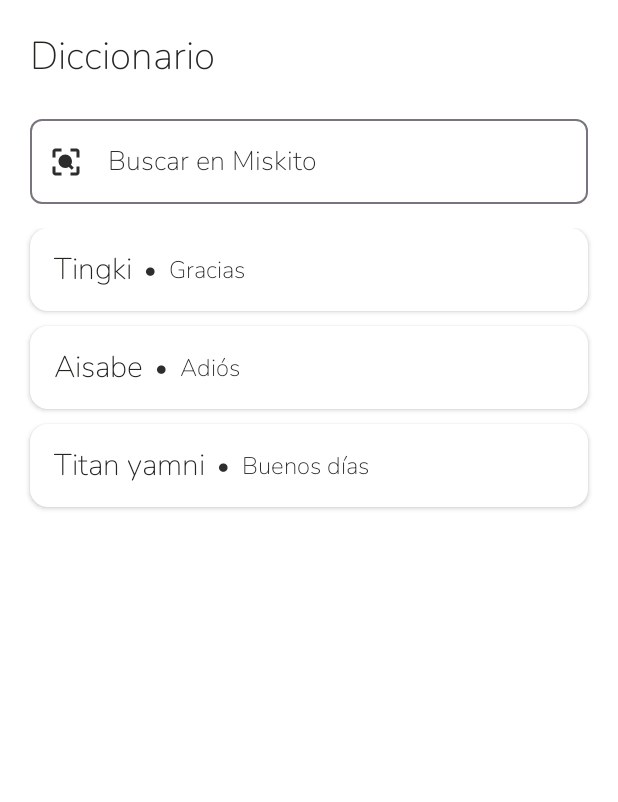
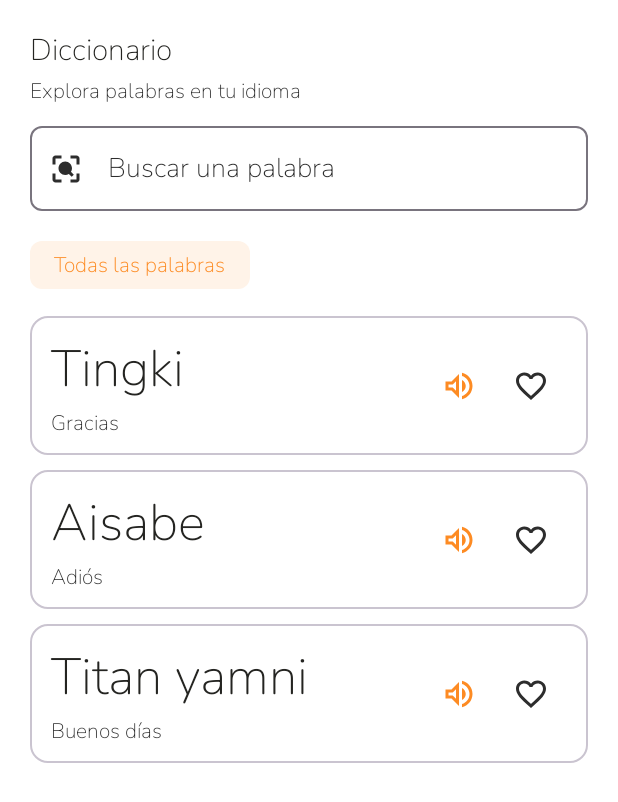
Before and after one commit to CarlosFigueroaPicado/Aikukisna, an Android app built with Jetpack Compose: the @Preview function DictionaryScreenContenidoPreview, on a phone screen of 412 x 824 dp. Shown: the top 802 px of the screen. Run offline under Robolectric (Android 15) with nearby library versions, the light colour scheme and no system bars; our stand-ins replace Dagger/Hilt's generated code; Roboto replaces fonts that are not available here.

Commit message:
feat: busqueda paginada y con debounce en el diccionario

```diff
--- a/app/src/main/java/com/aikukisna/app/presentacion/pantallas/Dictionaryscreen.kt
+++ b/app/src/main/java/com/aikukisna/app/presentacion/pantallas/Dictionaryscreen.kt
@@ -1,6 +1,8 @@
 package com.aikukisna.app.presentacion.pantallas
 
 import androidx.compose.foundation.background
+import androidx.compose.foundation.border
+import androidx.compose.foundation.clickable
 import androidx.compose.foundation.layout.Arrangement
 import androidx.compose.foundation.layout.Column
 import androidx.compose.foundation.layout.PaddingValues
@@ -12,13 +14,22 @@ import androidx.compose.foundation.layout.height
 import androidx.compose.foundation.layout.padding
 import androidx.compose.foundation.lazy.LazyColumn
 import androidx.compose.foundation.lazy.items
+import androidx.compose.foundation.lazy.rememberLazyListState
 import androidx.compose.foundation.shape.RoundedCornerShape
 import androidx.compose.material3.Card
 import androidx.compose.material3.CardDefaults
 import androidx.compose.material3.CircularProgressIndicator
+import androidx.compose.material3.FilterChip
+import androidx.compose.material3.FilterChipDefaults
+import androidx.compose.material3.Icon
+import androidx.compose.material3.IconButton
 import androidx.compose.material3.MaterialTheme
 import androidx.compose.material3.Text
+import androidx.compose.material.icons.Icons
+import androidx.compose.material.icons.outlined.FavoriteBorder
+import androidx.compose.material.icons.outlined.VolumeUp
 import androidx.compose.runtime.Composable
+import androidx.compose.runtime.LaunchedEffect
 import androidx.compose.ui.Alignment
 import androidx.compose.ui.Modifier
 import androidx.compose.ui.tooling.preview.Preview
@@ -30,51 +41,80 @@ import com.aikukisna.app.presentacion.componentes.InputStyle
 import com.aikukisna.app.presentacion.viewmodel.DictionaryViewModel
 import com.aikukisna.app.presentacion.viewmodel.PalabraConTraduccion
 import com.aikukisna.app.ui.theme.AikukisnaTheme
+import com.aikukisna.app.ui.theme.BrandSubtle
+import com.aikukisna.app.ui.theme.OrangePrimary
 
 @Composable
 fun DictionaryScreen(
-    viewModel: DictionaryViewModel
+    viewModel: DictionaryViewModel,
+    onAbrirDetalle: (Int) -> Unit = {}
 ) {
     DictionaryScreenContenido(
         query = viewModel.query,
+        idiomaNombre = viewModel.idiomaNombre,
         onQueryChange = viewModel::onQueryChange,
         isLoading = viewModel.isLoading,
+        cargandoMas = viewModel.cargandoMas,
+        hayMasResultados = viewModel.hayMasResultados,
         errorMessage = viewModel.errorMessage,
-        resultados = viewModel.resultados
+        resultados = viewModel.resultados,
+        onAbrirDetalle = onAbrirDetalle,
+        onCargarMas = viewModel::cargarMas
     )
 }
 
 @Composable
 private fun DictionaryScreenContenido(
     query: String,
+    idiomaNombre: String = "tu idioma",
     onQueryChange: (String) -> Unit,
     isLoading: Boolean,
+    cargandoMas: Boolean = false,
+    hayMasResultados: Boolean = true,
     errorMessage: String?,
-    resultados: List<PalabraConTraduccion>
+    resultados: List<PalabraConTraduccion>,
+    onAbrirDetalle: (Int) -> Unit,
+    onCargarMas: () -> Unit = {}
 ) {
+    val listaState = rememberLazyListState()
+
     Column(
         modifier = Modifier
             .fillMaxSize()
             .background(MaterialTheme.colorScheme.background)
             .padding(20.dp)
     ) {
-        Text(
-            text = "Diccionario",
-            style = MaterialTheme.typography.titleSmall,
-            color = MaterialTheme.colorScheme.onBackground
-        )
+        Text(text = "Diccionario", style = MaterialTheme.typography.headlineSmall,
+            color = MaterialTheme.colorScheme.onBackground)
+        Text(text = "Explora palabras en $idiomaNombre", style = MaterialTheme.typography.bodySmall,
+            color = MaterialTheme.colorScheme.onSurfaceVariant, modifier = Modifier.padding(top = 4.dp))
 
-        Spacer(modifier = Modifier.height(16.dp))
+        Spacer(modifier = Modifier.height(14.dp))
 
         AikukisnaTextField(
             value = query,
             onValueChange = onQueryChange,
-            label = "Buscar en Miskito",
+            placeholder = "Buscar una palabra",
             style = InputStyle.Outlined,
             leadingIcon = R.drawable.search
         )
 
-        Spacer(modifier = Modifier.height(16.dp))
+        Spacer(modifier = Modifier.height(12.dp))
+        FilterChip(
+            selected = true,
+            onClick = {},
+            label = { Text("Todas las palabras") },
+            colors = FilterChipDefaults.filterChipColors(
+                selectedContainerColor = BrandSubtle,
+                selectedLabelColor = OrangePrimary
+            ),
+            border = FilterChipDefaults.filterChipBorder(
+                enabled = true,
+                selected = true,
+                borderColor = OrangePrimary
+            )
+        )
+        Spacer(modifier = Modifier.height(10.dp))
 
         when {
             isLoading -> {
@@ -101,11 +141,28 @@ private fun DictionaryScreenContenido(
             }
             else -> {
                 LazyColumn(
+                    state = listaState,
                     verticalArrangement = Arrangement.spacedBy(10.dp),
                     contentPadding = PaddingValues(bottom = 24.dp)
                 ) {
                     items(resultados) { item ->
-                        PalabraItem(item)
+                        PalabraItem(item, onClick = { if (item.id != 0) onAbrirDetalle(item.id) })
+                    }
+                    if (hayMasResultados) {
+                        item {
+                            if (cargandoMas) {
+                                Row(
+                                    modifier = Modifier.fillMaxWidth(),
+                                    horizontalArrangement = Arrangement.Center
+                                ) {
+                                    CircularProgressIndicator()
+                                }
+                            } else {
+                                LaunchedEffect(resultados.size) {
+                                    onCargarMas()
+                                }
+                            }
+                        }
                     }
                 }
             }
@@ -114,34 +171,40 @@ private fun DictionaryScreenContenido(
 }
 
 @Composable
-private fun PalabraItem(item: PalabraConTraduccion) {
+private fun PalabraItem(item: PalabraConTraduccion, onClick: () -> Unit) {
     Card(
-        modifier = Modifier.fillMaxWidth(),
+        modifier = Modifier.fillMaxWidth().then(
+            if (item.id != 0) Modifier.clickable(onClick = onClick) else Modifier
+        ),
         shape = RoundedCornerShape(12.dp),
         colors = CardDefaults.cardColors(containerColor = MaterialTheme.colorScheme.surface),
-        elevation = CardDefaults.cardElevation(defaultElevation = 2.dp)
+        elevation = CardDefaults.cardElevation(defaultElevation = 0.dp),
+        border = androidx.compose.foundation.BorderStroke(1.dp, MaterialTheme.colorScheme.outlineVariant)
     ) {
         Row(
             modifier = Modifier
                 .fillMaxWidth()
-                .padding(horizontal = 16.dp, vertical = 14.dp),
+                .padding(horizontal = 14.dp, vertical = 12.dp),
             verticalAlignment = Alignment.CenterVertically
         ) {
-            Column(modifier = Modifier.fillMaxWidth()) {
-                Row(verticalAlignment = Alignment.CenterVertically) {
+            Column(modifier = Modifier.weight(1f)) {
                     Text(
                         text = item.texto,
-                        style = MaterialTheme.typography.headlineSmall,
+                        style = MaterialTheme.typography.titleMedium,
                         color = MaterialTheme.colorScheme.onSurface
                     )
-                    if (item.traduccion != null) {
-                        Text(
-                            text = "  •  ${item.traduccion}",
-                            style = MaterialTheme.typography.bodyMedium,
-                            color = MaterialTheme.colorScheme.onSurfaceVariant
-                        )
-                    }
-                }
+                    Text(text = item.traduccion ?: "Sin traducción disponible",
+                        style = MaterialTheme.typography.bodySmall,
+                        color = MaterialTheme.colorScheme.onSurfaceVariant,
+                        modifier = Modifier.padding(top = 3.dp))
+            }
+            IconButton(onClick = {}) {
+                Icon(Icons.Outlined.VolumeUp, contentDescription = "Escuchar pronunciación",
+                    tint = MaterialTheme.colorScheme.primary)
+            }
+            IconButton(onClick = onClick) {
+                Icon(Icons.Outlined.FavoriteBorder, contentDescription = "Ver palabra",
+                    tint = MaterialTheme.colorScheme.onSurfaceVariant)
             }
         }
     }
@@ -162,7 +225,8 @@ private fun DictionaryScreenContenidoPreview() {
             onQueryChange = {},
             isLoading = false,
             errorMessage = null,
-            resultados = resultadosDeMuestra
+            resultados = resultadosDeMuestra,
+            onAbrirDetalle = {}
         )
     }
 }
@@ -176,7 +240,7 @@ private fun DictionaryScreenContenidoCargandoPreview() {
             onQueryChange = {},
             isLoading = true,
             errorMessage = null,
-            resultados = emptyList()
+            resultados = emptyList(), onAbrirDetalle = {}
         )
     }
 }
@@ -190,7 +254,7 @@ private fun DictionaryScreenContenidoVacioPreview() {
             onQueryChange = {},
             isLoading = false,
             errorMessage = null,
-            resultados = emptyList()
+            resultados = emptyList(), onAbrirDetalle = {}
         )
     }
 }
```
Also changed, not shown: app/src/main/java/com/aikukisna/app/presentacion/viewmodel/Dictionaryviewmodel.kt (+64 -15 lines).
